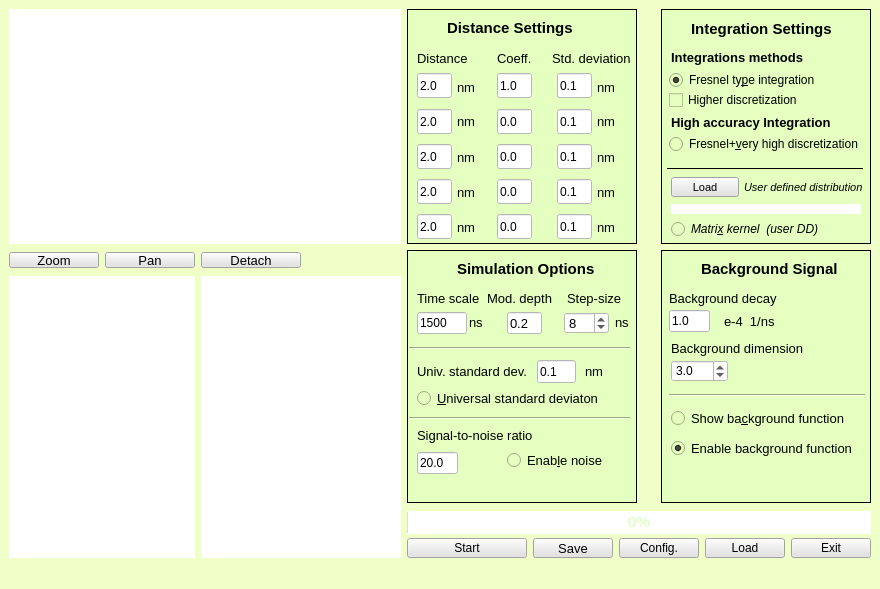
This is SimPel_Layout.ui in baopee/simpel as Qt 5 draws it before an edit. The edited form follows.
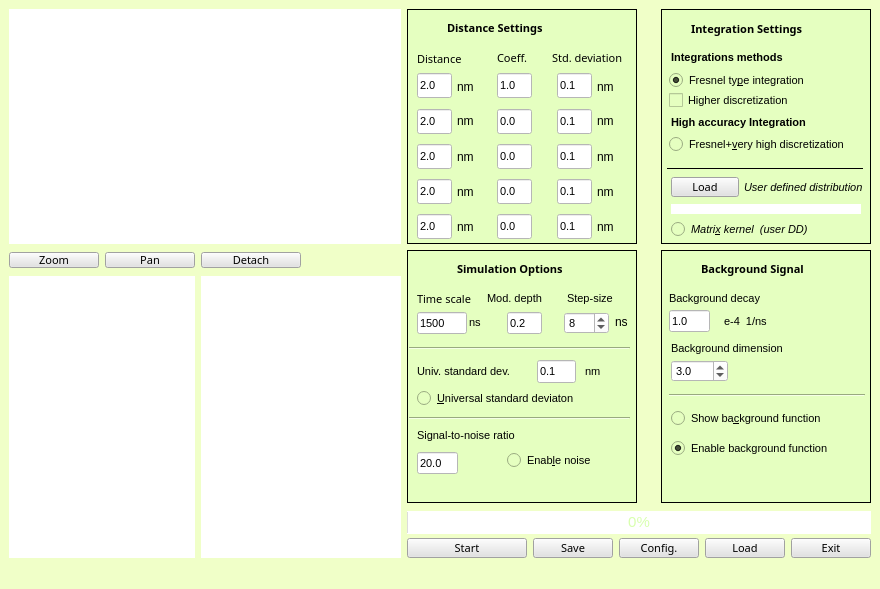
This is the edited form. Icons and pictures are not drawn.

```diff
--- a/SimPel_Layout.ui
+++ b/SimPel_Layout.ui
@@ -439,7 +439,7 @@
   </property>
   <property name="font">
    <font>
-    <pointsize>10</pointsize>
+    <pointsize>19</pointsize>
    </font>
   </property>
   <property name="windowTitle">
@@ -508,6 +508,11 @@
         <height>235</height>
        </size>
       </property>
+      <property name="font">
+       <font>
+        <pointsize>8</pointsize>
+       </font>
+      </property>
       <property name="styleSheet">
        <string notr="true">background-color: rgb(229, 255, 192);</string>
       </property>
@@ -528,7 +533,7 @@
        </property>
        <property name="font">
         <font>
-         <pointsize>9</pointsize>
+         <pointsize>8</pointsize>
         </font>
        </property>
        <property name="styleSheet">
@@ -549,7 +554,7 @@
        </property>
        <property name="font">
         <font>
-         <pointsize>9</pointsize>
+         <pointsize>8</pointsize>
         </font>
        </property>
        <property name="styleSheet">
@@ -570,7 +575,7 @@
        </property>
        <property name="font">
         <font>
-         <pointsize>10</pointsize>
+         <pointsize>9</pointsize>
         </font>
        </property>
        <property name="text">
@@ -588,7 +593,7 @@
        </property>
        <property name="font">
         <font>
-         <pointsize>10</pointsize>
+         <pointsize>9</pointsize>
         </font>
        </property>
        <property name="text">
@@ -606,7 +611,7 @@
        </property>
        <property name="font">
         <font>
-         <pointsize>9</pointsize>
+         <pointsize>8</pointsize>
         </font>
        </property>
        <property name="styleSheet">
@@ -627,7 +632,7 @@
        </property>
        <property name="font">
         <font>
-         <pointsize>9</pointsize>
+         <pointsize>8</pointsize>
         </font>
        </property>
        <property name="styleSheet">
@@ -646,9 +651,22 @@
          <height>18</height>
         </rect>
        </property>
+       <property name="minimumSize">
+        <size>
+         <width>141</width>
+         <height>0</height>
+        </size>
+       </property>
+       <property name="maximumSize">
+        <size>
+         <width>142</width>
+         <height>16777215</height>
+        </size>
+       </property>
        <property name="font">
         <font>
-         <pointsize>11</pointsize>
+         <family>Sans Serif</family>
+         <pointsize>8</pointsize>
          <weight>75</weight>
          <bold>true</bold>
         </font>
@@ -671,7 +689,7 @@
        </property>
        <property name="font">
         <font>
-         <pointsize>9</pointsize>
+         <pointsize>8</pointsize>
         </font>
        </property>
        <property name="styleSheet">
@@ -692,7 +710,7 @@
        </property>
        <property name="font">
         <font>
-         <pointsize>9</pointsize>
+         <pointsize>8</pointsize>
         </font>
        </property>
        <property name="styleSheet">
@@ -713,7 +731,8 @@
        </property>
        <property name="font">
         <font>
-         <pointsize>10</pointsize>
+         <family>Sans Serif</family>
+         <pointsize>8</pointsize>
          <weight>50</weight>
          <bold>false</bold>
         </font>
@@ -733,7 +752,7 @@
        </property>
        <property name="font">
         <font>
-         <pointsize>10</pointsize>
+         <pointsize>9</pointsize>
         </font>
        </property>
        <property name="text">
@@ -751,7 +770,7 @@
        </property>
        <property name="font">
         <font>
-         <pointsize>9</pointsize>
+         <pointsize>8</pointsize>
         </font>
        </property>
        <property name="styleSheet">
@@ -772,7 +791,7 @@
        </property>
        <property name="font">
         <font>
-         <pointsize>9</pointsize>
+         <pointsize>8</pointsize>
         </font>
        </property>
        <property name="styleSheet">
@@ -793,7 +812,7 @@
        </property>
        <property name="font">
         <font>
-         <pointsize>10</pointsize>
+         <pointsize>9</pointsize>
         </font>
        </property>
        <property name="text">
@@ -811,7 +830,7 @@
        </property>
        <property name="font">
         <font>
-         <pointsize>10</pointsize>
+         <pointsize>9</pointsize>
         </font>
        </property>
        <property name="text">
@@ -920,7 +939,7 @@
        </property>
        <property name="font">
         <font>
-         <pointsize>9</pointsize>
+         <pointsize>8</pointsize>
         </font>
        </property>
        <property name="styleSheet">
@@ -941,7 +960,7 @@
        </property>
        <property name="font">
         <font>
-         <pointsize>9</pointsize>
+         <pointsize>8</pointsize>
         </font>
        </property>
        <property name="styleSheet">
@@ -962,7 +981,8 @@
        </property>
        <property name="font">
         <font>
-         <pointsize>10</pointsize>
+         <family>Sans Serif</family>
+         <pointsize>8</pointsize>
          <weight>50</weight>
          <bold>false</bold>
         </font>
@@ -982,7 +1002,8 @@
        </property>
        <property name="font">
         <font>
-         <pointsize>10</pointsize>
+         <family>Sans Serif</family>
+         <pointsize>8</pointsize>
          <weight>50</weight>
          <bold>false</bold>
         </font>
@@ -1093,7 +1114,7 @@
        </property>
        <property name="font">
         <font>
-         <pointsize>9</pointsize>
+         <pointsize>8</pointsize>
         </font>
        </property>
        <property name="styleSheet">
@@ -1205,7 +1226,7 @@
        </property>
        <property name="font">
         <font>
-         <pointsize>9</pointsize>
+         <pointsize>8</pointsize>
         </font>
        </property>
        <property name="styleSheet">
@@ -1317,7 +1338,7 @@
        </property>
        <property name="font">
         <font>
-         <pointsize>9</pointsize>
+         <pointsize>8</pointsize>
         </font>
        </property>
        <property name="styleSheet">
@@ -1429,7 +1450,7 @@
        </property>
        <property name="font">
         <font>
-         <pointsize>9</pointsize>
+         <pointsize>8</pointsize>
         </font>
        </property>
        <property name="styleSheet">
@@ -1541,7 +1562,7 @@
        </property>
        <property name="font">
         <font>
-         <pointsize>9</pointsize>
+         <pointsize>8</pointsize>
         </font>
        </property>
        <property name="styleSheet">
@@ -1562,7 +1583,7 @@
        </property>
        <property name="font">
         <font>
-         <pointsize>10</pointsize>
+         <pointsize>9</pointsize>
         </font>
        </property>
        <property name="text">
@@ -1580,7 +1601,7 @@
        </property>
        <property name="font">
         <font>
-         <pointsize>10</pointsize>
+         <pointsize>9</pointsize>
         </font>
        </property>
        <property name="text">
@@ -1598,7 +1619,7 @@
        </property>
        <property name="font">
         <font>
-         <pointsize>10</pointsize>
+         <pointsize>9</pointsize>
         </font>
        </property>
        <property name="text">
@@ -1616,7 +1637,7 @@
        </property>
        <property name="font">
         <font>
-         <pointsize>10</pointsize>
+         <pointsize>9</pointsize>
         </font>
        </property>
        <property name="text">
@@ -1634,7 +1655,7 @@
        </property>
        <property name="font">
         <font>
-         <pointsize>10</pointsize>
+         <pointsize>9</pointsize>
         </font>
        </property>
        <property name="text">
@@ -1683,7 +1704,8 @@
        </property>
        <property name="font">
         <font>
-         <pointsize>11</pointsize>
+         <family>Sans Serif</family>
+         <pointsize>8</pointsize>
          <weight>75</weight>
          <bold>true</bold>
         </font>
@@ -1703,7 +1725,7 @@
        </property>
        <property name="font">
         <font>
-         <pointsize>10</pointsize>
+         <pointsize>8</pointsize>
          <weight>75</weight>
          <bold>true</bold>
         </font>
@@ -1723,7 +1745,7 @@
        </property>
        <property name="font">
         <font>
-         <pointsize>9</pointsize>
+         <pointsize>8</pointsize>
         </font>
        </property>
        <property name="text">
@@ -1741,7 +1763,7 @@
        </property>
        <property name="font">
         <font>
-         <pointsize>9</pointsize>
+         <pointsize>8</pointsize>
         </font>
        </property>
        <property name="text">
@@ -1759,7 +1781,7 @@
        </property>
        <property name="font">
         <font>
-         <pointsize>10</pointsize>
+         <pointsize>8</pointsize>
          <weight>75</weight>
          <bold>true</bold>
         </font>
@@ -1779,7 +1801,7 @@
        </property>
        <property name="font">
         <font>
-         <pointsize>9</pointsize>
+         <pointsize>8</pointsize>
         </font>
        </property>
        <property name="text">
@@ -1831,6 +1853,7 @@
        </property>
        <property name="font">
         <font>
+         <family>Sans Serif</family>
          <pointsize>8</pointsize>
         </font>
        </property>
@@ -1894,7 +1917,7 @@
        </property>
        <property name="font">
         <font>
-         <pointsize>9</pointsize>
+         <pointsize>8</pointsize>
          <italic>true</italic>
         </font>
        </property>
@@ -1954,7 +1977,8 @@
       </property>
       <property name="font">
        <font>
-        <pointsize>10</pointsize>
+        <family>Sans Serif</family>
+        <pointsize>8</pointsize>
        </font>
       </property>
       <property name="styleSheet">
@@ -1987,7 +2011,8 @@
       </property>
       <property name="font">
        <font>
-        <pointsize>10</pointsize>
+        <family>Sans Serif</family>
+        <pointsize>8</pointsize>
        </font>
       </property>
       <property name="styleSheet">
@@ -2020,7 +2045,8 @@
       </property>
       <property name="font">
        <font>
-        <pointsize>10</pointsize>
+        <family>Sans Serif</family>
+        <pointsize>8</pointsize>
        </font>
       </property>
       <property name="styleSheet">
@@ -2084,7 +2110,7 @@
        </property>
        <property name="font">
         <font>
-         <pointsize>10</pointsize>
+         <pointsize>8</pointsize>
         </font>
        </property>
        <property name="text">
@@ -2102,7 +2128,7 @@
        </property>
        <property name="font">
         <font>
-         <pointsize>10</pointsize>
+         <pointsize>8</pointsize>
         </font>
        </property>
        <property name="text">
@@ -2120,7 +2146,7 @@
        </property>
        <property name="font">
         <font>
-         <pointsize>10</pointsize>
+         <pointsize>8</pointsize>
         </font>
        </property>
        <property name="styleSheet">
@@ -2141,7 +2167,7 @@
        </property>
        <property name="font">
         <font>
-         <pointsize>9</pointsize>
+         <pointsize>8</pointsize>
         </font>
        </property>
        <property name="styleSheet">
@@ -2165,7 +2191,7 @@
        </property>
        <property name="font">
         <font>
-         <pointsize>10</pointsize>
+         <pointsize>8</pointsize>
         </font>
        </property>
        <property name="text">
@@ -2183,7 +2209,7 @@
        </property>
        <property name="font">
         <font>
-         <pointsize>10</pointsize>
+         <pointsize>8</pointsize>
         </font>
        </property>
        <property name="text">
@@ -2195,13 +2221,26 @@
         <rect>
          <x>10</x>
          <y>40</y>
-         <width>71</width>
+         <width>65</width>
          <height>17</height>
         </rect>
        </property>
+       <property name="minimumSize">
+        <size>
+         <width>62</width>
+         <height>0</height>
+        </size>
+       </property>
+       <property name="maximumSize">
+        <size>
+         <width>65</width>
+         <height>16777215</height>
+        </size>
+       </property>
        <property name="font">
         <font>
-         <pointsize>10</pointsize>
+         <family>Sans Serif</family>
+         <pointsize>8</pointsize>
         </font>
        </property>
        <property name="text">
@@ -2222,7 +2261,7 @@
        </property>
        <property name="font">
         <font>
-         <pointsize>10</pointsize>
+         <pointsize>8</pointsize>
         </font>
        </property>
        <property name="styleSheet">
@@ -2255,7 +2294,7 @@
        </property>
        <property name="font">
         <font>
-         <pointsize>9</pointsize>
+         <pointsize>8</pointsize>
         </font>
        </property>
        <property name="styleSheet">
@@ -2276,7 +2315,7 @@
        </property>
        <property name="font">
         <font>
-         <pointsize>10</pointsize>
+         <pointsize>8</pointsize>
          <weight>50</weight>
          <bold>false</bold>
         </font>
@@ -2305,7 +2344,8 @@
        </property>
        <property name="font">
         <font>
-         <pointsize>11</pointsize>
+         <family>Sans Serif</family>
+         <pointsize>8</pointsize>
          <weight>75</weight>
          <bold>true</bold>
         </font>
@@ -2328,7 +2368,7 @@
        </property>
        <property name="font">
         <font>
-         <pointsize>10</pointsize>
+         <pointsize>8</pointsize>
         </font>
        </property>
        <property name="text">
@@ -2346,7 +2386,7 @@
        </property>
        <property name="font">
         <font>
-         <pointsize>10</pointsize>
+         <pointsize>8</pointsize>
         </font>
        </property>
        <property name="text">
@@ -2364,7 +2404,7 @@
        </property>
        <property name="font">
         <font>
-         <pointsize>9</pointsize>
+         <pointsize>8</pointsize>
         </font>
        </property>
        <property name="styleSheet">
@@ -2385,7 +2425,7 @@
        </property>
        <property name="font">
         <font>
-         <pointsize>10</pointsize>
+         <pointsize>9</pointsize>
         </font>
        </property>
        <property name="text">
@@ -2403,7 +2443,7 @@
        </property>
        <property name="font">
         <font>
-         <pointsize>10</pointsize>
+         <pointsize>8</pointsize>
          <weight>50</weight>
          <bold>false</bold>
         </font>
@@ -2489,7 +2529,7 @@
        </property>
        <property name="font">
         <font>
-         <pointsize>10</pointsize>
+         <pointsize>8</pointsize>
          <weight>50</weight>
          <bold>false</bold>
         </font>
@@ -2518,7 +2558,7 @@
        </property>
        <property name="font">
         <font>
-         <pointsize>10</pointsize>
+         <pointsize>8</pointsize>
         </font>
        </property>
        <property name="text">
@@ -2536,7 +2576,7 @@
        </property>
        <property name="font">
         <font>
-         <pointsize>9</pointsize>
+         <pointsize>8</pointsize>
         </font>
        </property>
        <property name="styleSheet">
@@ -2557,7 +2597,8 @@
        </property>
        <property name="font">
         <font>
-         <pointsize>11</pointsize>
+         <family>Sans Serif</family>
+         <pointsize>8</pointsize>
          <weight>75</weight>
          <bold>true</bold>
         </font>
@@ -2577,7 +2618,7 @@
        </property>
        <property name="font">
         <font>
-         <pointsize>10</pointsize>
+         <pointsize>8</pointsize>
         </font>
        </property>
        <property name="text">
@@ -2595,7 +2636,7 @@
        </property>
        <property name="font">
         <font>
-         <pointsize>10</pointsize>
+         <pointsize>8</pointsize>
          <weight>50</weight>
          <bold>false</bold>
         </font>
@@ -2618,7 +2659,7 @@
        </property>
        <property name="font">
         <font>
-         <pointsize>10</pointsize>
+         <pointsize>8</pointsize>
         </font>
        </property>
        <property name="text">
@@ -2649,7 +2690,7 @@
        </property>
        <property name="font">
         <font>
-         <pointsize>9</pointsize>
+         <pointsize>8</pointsize>
         </font>
        </property>
        <property name="styleSheet">
@@ -2988,7 +3029,8 @@
       </property>
       <property name="font">
        <font>
-        <pointsize>9</pointsize>
+        <family>Sans Serif</family>
+        <pointsize>8</pointsize>
        </font>
       </property>
       <property name="autoFillBackground">
@@ -3018,7 +3060,8 @@
       </property>
       <property name="font">
        <font>
-        <pointsize>10</pointsize>
+        <family>Sans Serif</family>
+        <pointsize>8</pointsize>
        </font>
       </property>
       <property name="autoFillBackground">
@@ -3048,7 +3091,8 @@
       </property>
       <property name="font">
        <font>
-        <pointsize>9</pointsize>
+        <family>Sans Serif</family>
+        <pointsize>8</pointsize>
        </font>
       </property>
       <property name="autoFillBackground">
@@ -3078,7 +3122,8 @@
       </property>
       <property name="font">
        <font>
-        <pointsize>9</pointsize>
+        <family>Sans Serif</family>
+        <pointsize>8</pointsize>
        </font>
       </property>
       <property name="autoFillBackground">
@@ -3108,7 +3153,8 @@
       </property>
       <property name="font">
        <font>
-        <pointsize>9</pointsize>
+        <family>Sans Serif</family>
+        <pointsize>8</pointsize>
        </font>
       </property>
       <property name="autoFillBackground">
```
